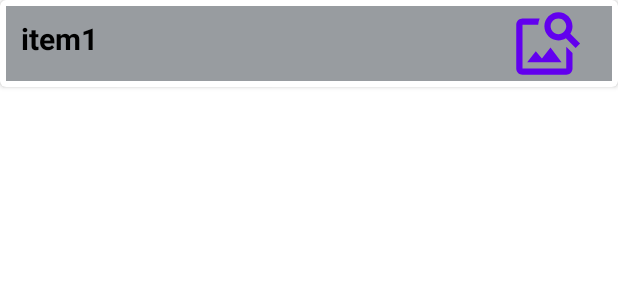
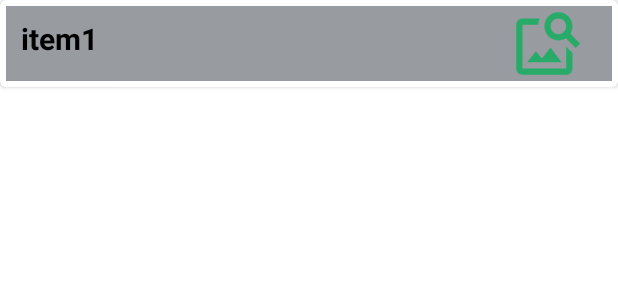
Before and after one commit to HachamiMohamed/InstaTram, an Android app: the layout example_ltem.xml on its own in the app's theme, with its tools: preview values and no code run, on a phone screen of 412 x 824 dp. Shown: the top 300 px of the screen. Run offline under Robolectric (Android 15) with nearby library versions, the phone set to English and light mode, and no system bars; network calls fail.

Commit message:
Update example_ltem.xml

```diff
--- a/app/src/main/res/layout/example_ltem.xml
+++ b/app/src/main/res/layout/example_ltem.xml
@@ -21,7 +21,8 @@
             android:layout_marginEnd="18dp"
             android:layout_marginRight="18dp"
             android:background="@drawable/ic_image_search"
-            android:padding="2dp" />
+            android:padding="2dp"
+            app:backgroundTint="#28AB68"/>
 
         <TextView
             android:id="@+id/textview_nameStation"
```
